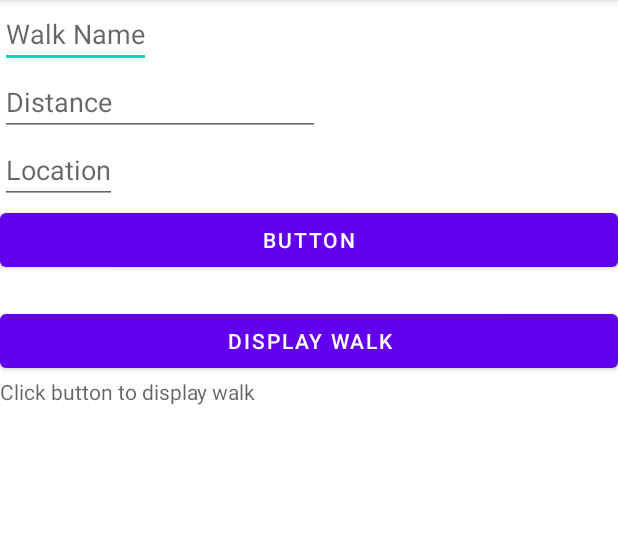
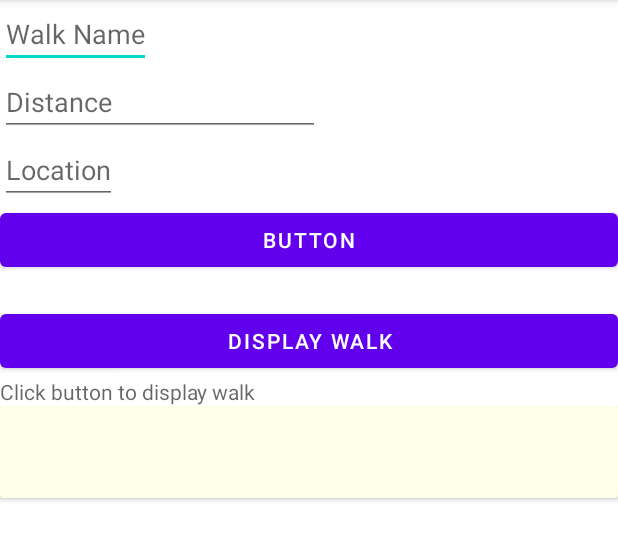
Before and after one commit to blondeni1981/highsteppers, an Android app: the MainActivity screen opened directly, with no data from a screen before it, after a tap on "BUTTON", on a phone screen of 412 x 824 dp, the part 84-644 px from its top. Run offline under Robolectric (Android 15) with nearby library versions, the light colour scheme and no system bars; our stand-ins replace Firebase (no records; nobody signed in at launch, a user with empty details on screens opened directly).

Commit message:
Added more functionality to RecyclerView, item onClick is working

```diff
--- a/app/build.gradle
+++ b/app/build.gradle
@@ -49,4 +49,7 @@ dependencies {
     implementation "com.google.firebase:firebase-firestore:23.0.0" // firestore
     implementation 'com.google.firebase:firebase-analytics-ktx'
     implementation 'com.google.firebase:firebase-firestore-ktx'
+    implementation 'com.firebaseui:firebase-ui-firestore:4.1.0'
+    implementation 'com.firebaseui:firebase-ui-auth:6.4.0'
+
 }
--- a/app/src/main/java/com/hfad/firebaselogin/activities/MainActivity.kt
+++ b/app/src/main/java/com/hfad/firebaselogin/activities/MainActivity.kt
@@ -7,12 +7,15 @@ import android.provider.SyncStateContract
 import android.util.Log
 import android.view.View
 import android.widget.Toast
+import androidx.recyclerview.widget.LinearLayoutManager
 import com.google.android.material.internal.ContextUtils.getActivity
+import com.google.api.Distribution
 import com.google.firebase.auth.FirebaseAuth
-import com.google.firebase.firestore.CollectionReference
+import com.google.firebase.firestore.*
 import com.google.firebase.firestore.auth.User
 
 import com.google.firebase.firestore.ktx.firestore
+import com.google.firebase.firestore.ktx.toObject
 import com.google.firebase.ktx.Firebase
 import com.hfad.firebaselogin.R
 import com.hfad.firebaselogin.firebase.FirestoreClass
@@ -22,70 +25,138 @@ import kotlinx.android.synthetic.main.activity_main.*
 import java.time.LocalDateTime
 import java.time.LocalDateTime.now
 import java.util.*
+import kotlin.collections.ArrayList
 
 class MainActivity : AppCompatActivity() {
-    val db=Firebase.firestore
-   var CollectionReference = db.collection(Constants.USERS)
+    val db = Firebase.firestore
+    var CollectionReference = db.collection(Constants.USERS)
+    private lateinit var someHolder:String
     private lateinit var auth: FirebaseAuth
+    val a = FirebaseAuth.getInstance().currentUser!!.uid
+    var myWalks = DisplayWalks()
+    private val adapter = WalksAdapter(myWalks) { partItem: Walk ->
+        partItemClicked(
+                partItem
+        )
+    }
 
     override fun onCreate(savedInstanceState: Bundle?) {
         super.onCreate(savedInstanceState)
         setContentView(R.layout.activity_main)
 
+        recyclerView.adapter = adapter
+        recyclerView.layoutManager = LinearLayoutManager(this@MainActivity)
+
         val a = FirebaseAuth.getInstance().currentUser!!.uid
-        auth= FirebaseAuth.getInstance()
-        val query= db.collection(Constants.USERS).document(a)
+        auth = FirebaseAuth.getInstance()
+        val query = db.collection(Constants.USERS).document(a)
         query.get().addOnSuccessListener { document ->
-            if(document != null) {
+            if (document != null) {
                 Log.d("Found It", "Document Data: ${document.data}")
                 displayGet.text = document.getString("name")
-            }else{
-                Log.d("Didn't get it","Failed to get document")
+            } else {
+                Log.d("Didn't get it", "Failed to get document")
             }
         }
-        buttonDatePicker.setOnClickListener{
+        buttonDatePicker.setOnClickListener {
+
             addWalk()
         }
-        buttonDisplay.setOnClickListener{
+        buttonDisplay.setOnClickListener {
             DisplayWalks()
         }
+//        recyclerView.apply {
+//            //DisplayWalks()
+//            layoutManager = LinearLayoutManager(this@MainActivity)
+//            adapter =  WalksAdapter(myWalks) {partItem:Walk ->
+//                partItemClicked(
+//                        partItem
+//                )
+//            }
+//        }
 
+    }
+
+    private fun partItemClicked(partItem: Walk) {
+        Toast.makeText(this, "Clicked, ${partItem}", Toast.LENGTH_LONG).show()
+
+    }
+
+    private fun addWalk() {
+        //val a = FirebaseAuth.getInstance().currentUser!!.uid
+
+        var newWalkTwo = Walk()
+        newWalkTwo.WalkName = tvWalkName.text.toString()
+        newWalkTwo.WalkLocation = tvWalkLocation.text.toString()
+        newWalkTwo.WalkDistance = tvWalkDistance.text.toString()
+        newWalkTwo.WalkID = "a"
+        myWalks.add(0, newWalkTwo)
+        adapter.notifyItemInserted(0)
+
+
+       CollectionReference.document(a)
+               .collection("Neil Walks").add(newWalkTwo)
+               .addOnSuccessListener { b ->
+                   if (b != null) {
+
+                       //newWalkTwo.WalkID= b.id.toString()
+                           someHolder=b.id
+                       UpdateWalkId(someHolder)
+                       Log.d("GettingId", someHolder)
+
+                   }
+               }.addOnFailureListener { e ->
+                   Log.e("No ID", "Error Writing Document", e)
+               }
 
 
 
     }
-    private fun addWalk(){
-        val a = FirebaseAuth.getInstance().currentUser!!.uid
-        //val newWalk= Walk("Fall City Farms","6 miles", "Fall City")
-        var newWalkTwo= Walk()
-        newWalkTwo.WalkName = tvWalkName.text.toString()
-        newWalkTwo.WalkLocation= tvWalkLocation.text.toString()
-        newWalkTwo.WalkDistance = tvWalkDistance.text.toString()
+    private fun UpdateWalkId(id:String) {
+        CollectionReference.document(a)
+                .collection("Neil Walks")
+                .document((id)).update("walkID", id)
+                .addOnSuccessListener { success ->
+                    Log.d("Update Worked", "Document updated")
+                }.addOnFailureListener { e ->
+                    Log.e("No ID", "Error Writing Document", e)
+                }
+    }
 
-
-        CollectionReference.document(a)
-            .collection("Neil Walks").add(newWalkTwo)
+    private fun deleteWalk() {
 
     }
-    private fun DisplayWalks(){
+
+    private fun DisplayWalks(): ArrayList<Walk> {
+        val myWalks = ArrayList<Walk>()
         val a = FirebaseAuth.getInstance().currentUser!!.uid
         CollectionReference.document(a)
-            .collection("Neil Walks").get()
-            .addOnSuccessListener { document ->
-                if(document != null) {
-                    Log.d("Found It", "Document Data: ${document.documents}")
+                .collection("Neil Walks").get()
+                .addOnSuccessListener { b ->
+                    if (b != null) {
 
-                    displayWalk.text=document.documents.toString()
+                        for (c in b.documents) {
+                            var name = c.toObject<Walk>()
+                            Log.d("Found It", "Document Data: $name and $b")
+                            if (name != null) {
+                                myWalks.add(name)
+                            }
+                        }
 
-                }else{
-                    Log.d("Didn't get it","Failed to get document")
+                        //displayWalk.text=document.documents.toString()
+
+                    } else {
+                        Log.d("Didn't get it", "Failed to get document")
+                    }
                 }
-            }
+
+        return myWalks
     }
 
 }
 
-        //buttonDatePicker.setOnClickListener { view -> getTime(view) }
+
+//buttonDatePicker.setOnClickListener { view -> getTime(view) }
 
 //    fun getTime(view: View) {
 //        val rightNow = Calendar.getInstance()
--- /dev/null
+++ b/app/src/main/java/com/hfad/firebaselogin/activities/WalksAdapter.kt
@@ -0,0 +1,83 @@
+package com.hfad.firebaselogin.activities
+
+import android.util.Log
+import android.view.LayoutInflater
+import android.view.View
+import android.view.ViewGroup
+import android.widget.TextView
+import androidx.recyclerview.widget.RecyclerView
+import com.hfad.firebaselogin.R
+import com.hfad.firebaselogin.models.Walk
+
+import kotlinx.android.synthetic.main.walk_row.view.*
+
+//In the constructor, the Adapter requires a reference to the data source and a click handler,
+//wherever it is instructed by the RecyclerView to bind a new ViewHolder, it assigns the clickListener
+//as well as the correct values from the data source to the view
+//https://www.andreasjakl.com/recyclerview-kotlin-style-click-listener-android/
+//clickListener parameter is an instance of a Walk
+
+class WalksAdapter(private val walks: ArrayList<Walk>, private val clickListener: (Walk) -> Unit):
+        RecyclerView.Adapter<RecyclerView.ViewHolder>() {
+
+    inner class WalkViewHolder(itemView: View) : RecyclerView.ViewHolder(itemView) {
+            fun bind(a: Walk, clickListener: (Walk) -> Unit) {
+                itemView.rowLocation.text=a.WalkLocation
+                itemView.rowDistance.text=a.WalkDistance
+                itemView.rowName.text=a.WalkName
+
+
+                itemView.rootView.setOnClickListener{clickListener(a)}
+            }
+    }
+
+
+    override fun onCreateViewHolder(parent: ViewGroup, viewType: Int): RecyclerView.ViewHolder {
+        val view = LayoutInflater.from(parent.context).inflate(R.layout.walk_row, parent, false)
+        return WalkViewHolder(view)
+    }
+
+    override fun onBindViewHolder(holder: RecyclerView.ViewHolder, position: Int) {
+
+        (holder as WalkViewHolder).bind(walks[position], clickListener)
+
+    }
+
+    override fun getItemCount(): Int = walks.size
+
+
+}
+//class WalksAdapter(private val walks: ArrayList<Walk>):
+//        RecyclerView.Adapter<WalksAdapter.ViewHolder>() {
+//
+//    class ViewHolder(itemView: View) : RecyclerView.ViewHolder(itemView) {
+//
+//        val location: TextView = itemView.rowLocation
+//        val distance: TextView = itemView.rowDistance
+//        val name: TextView = itemView.rowName
+//
+//
+//
+//
+//
+////        override fun onClick(itemView: View) {
+////            Log.d("RecyclerView", "Click")
+////        }
+//    }
+//
+//
+//    override fun onCreateViewHolder(parent: ViewGroup, viewType: Int): ViewHolder {
+//        val view = LayoutInflater.from(parent.context).inflate(R.layout.walk_row, parent, false)
+//        return ViewHolder(view)
+//    }
+//
+//    override fun onBindViewHolder(holder: ViewHolder, position: Int) {
+//        holder.location.text = walks[position].WalkName
+//        holder.distance.text = walks[position].WalkDistance
+//        holder.name.text = walks[position].WalkLocation
+//    }
+//
+//    override fun getItemCount(): Int = walks.size
+//
+//
+//}
--- a/app/src/main/java/com/hfad/firebaselogin/models/Walk.kt
+++ b/app/src/main/java/com/hfad/firebaselogin/models/Walk.kt
@@ -5,34 +5,36 @@ import android.os.Parcel
 import android.os.Parcelable
 
 data class Walk(
-        var WalkName:String ="",
-        var WalkDistance: String ="",
-        var WalkLocation:String =""
-):Parcelable{
-    constructor(parcel: Parcel) : this(
-        parcel.readString()!!,
-        parcel.readString()!!,
-        parcel.readString()!!
-
-    )
-
-    override fun writeToParcel(parcel: Parcel, flags: Int) {
-        parcel.writeString(WalkName)
-        parcel.writeString(WalkDistance)
-        parcel.writeString(WalkLocation)
-    }
-
-    override fun describeContents(): Int {
-        return 0
-    }
-
-    companion object CREATOR : Parcelable.Creator<Walk> {
-        override fun createFromParcel(parcel: Parcel): Walk {
-            return Walk(parcel)
-        }
-
-        override fun newArray(size: Int): Array<Walk?> {
-            return arrayOfNulls(size)
-        }
-    }
-}
+        var WalkID:String= "",
+        var WalkName:String? ="",
+        var WalkDistance: String? ="",
+        var WalkLocation:String? =""
+)
+//):Parcelable{
+//    constructor(parcel: Parcel) : this(
+//        parcel.readString()!!,
+//        parcel.readString()!!,
+//        parcel.readString()!!
+//
+//    )
+//
+//    override fun writeToParcel(parcel: Parcel, flags: Int) {
+//        parcel.writeString(WalkName)
+//        parcel.writeString(WalkDistance)
+//        parcel.writeString(WalkLocation)
+//    }
+//
+//    override fun describeContents(): Int {
+//        return 0
+//    }
+//
+//    companion object CREATOR : Parcelable.Creator<Walk> {
+//        override fun createFromParcel(parcel: Parcel): Walk {
+//            return Walk(parcel)
+//        }
+//
+//        override fun newArray(size: Int): Array<Walk?> {
+//            return arrayOfNulls(size)
+//        }
+//    }
+//}
--- a/app/src/main/res/layout/activity_main.xml
+++ b/app/src/main/res/layout/activity_main.xml
@@ -51,8 +51,15 @@
         android:layout_height="wrap_content"
         android:hint="Click button to display walk"/>
 
+    <androidx.recyclerview.widget.RecyclerView
+        android:id="@+id/recyclerView"
+        android:layout_width="match_parent"
+        android:layout_height="match_parent" />
 
-
-
+    <com.google.android.material.bottomnavigation.BottomNavigationView
+        android:id="@+id/bottom_navigation"
+        android:layout_width="match_parent"
+        android:layout_height="wrap_content"
+        app:menu="@menu/bottom_navigation_menu" />
 
 </LinearLayout>
--- /dev/null
+++ b/app/src/main/res/layout/walk_row.xml
@@ -0,0 +1,47 @@
+<?xml version="1.0" encoding="utf-8"?>
+<androidx.cardview.widget.CardView
+    xmlns:android="http://schemas.android.com/apk/res/android"
+    xmlns:app="http://schemas.android.com/apk/res-auto"
+    android:layout_width="match_parent"
+    android:layout_height="wrap_content"
+    app:cardBackgroundColor="#FFFFE8"
+
+    xmlns:tools="http://schemas.android.com/tools">
+<RelativeLayout
+    android:layout_width="match_parent"
+    android:layout_height="match_parent"
+    android:padding="8dp">
+
+    <TextView
+        android:id="@+id/rowDistance"
+        android:layout_width="wrap_content"
+        android:layout_height="wrap_content"
+        android:padding="8dp"
+        android:maxLines="1"
+        tools:text="1"
+        android:layout_alignParentStart="true"
+        android:layout_toStartOf="@id/rowName"
+        android:textAppearance="@style/TextAppearance.AppCompat.Large"/>
+
+    <TextView
+        android:id="@+id/rowName"
+        android:layout_width="wrap_content"
+        android:layout_height="wrap_content"
+        android:padding="8dp"
+        android:textSize="16sp"
+        android:textAppearance="@style/TextAppearance.AppCompat.Large"
+        android:layout_centerHorizontal="true"
+        tools:text="Name" />
+
+    <TextView
+        android:id="@+id/rowLocation"
+        android:layout_width="wrap_content"
+        android:layout_height="wrap_content"
+        android:padding="8dp"
+        android:textSize="16sp"
+        android:layout_alignParentEnd="true"
+        tools:text="Location" />
+
+</RelativeLayout>
+
+</androidx.cardview.widget.CardView>
```
Also changed, not shown: app/src/main/AndroidManifest.xml (+7 -3 lines), app/src/main/java/com/hfad/firebaselogin/FireWalkAdapter.kt (added, +32 -0 lines), app/src/main/java/com/hfad/firebaselogin/activities/DisplayWalksActivity.kt (added, +41 -0 lines), app/src/main/res/drawable/ic_add.xml (added, +10 -0 lines), app/src/main/res/drawable/ic_close.xml (added, +10 -0 lines), app/src/main/res/drawable/ic_saved.xml (added, +10 -0 lines), app/src/main/res/drawable/recycler_items_background.xml (added, +8 -0 lines), app/src/main/res/layout/activity_display_walks.xml (added, +9 -0 lines).
